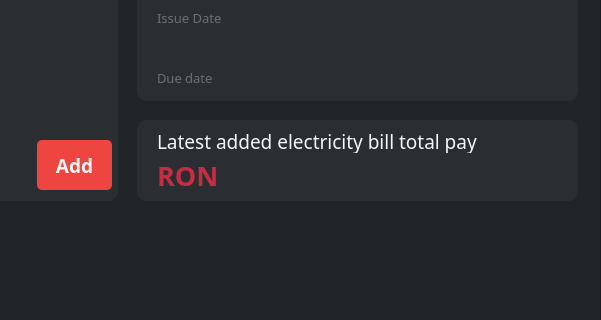
First picture: the form in billy_ui.ui, repository TiberiuMatei/BillyApp, before the edit; both pictures show x 703 to 1304 and y 380 to 700 of the 1304 by 909 pixel window.
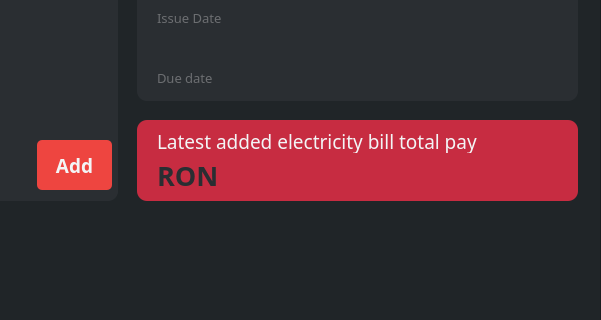
Second picture: the form after the edit. The open tabs and pages were chosen to show the change. Icons and pictures are not drawn.

Patch:
```diff
--- a/billy_ui.ui
+++ b/billy_ui.ui
@@ -1687,7 +1687,7 @@
             <property name="styleSheet">
              <string notr="true">QFrame{
 	border-radius: 10px;	
-	background-color: #2a2e32;
+	background-color: #C72C41;;
 }</string>
             </property>
             <property name="frameShape">
@@ -1740,7 +1740,7 @@
               </font>
              </property>
              <property name="styleSheet">
-              <string notr="true">color: #EE4540;</string>
+              <string notr="true">color: #f3f5f6;</string>
              </property>
              <property name="text">
               <string/>
@@ -1764,7 +1764,7 @@
               </font>
              </property>
              <property name="styleSheet">
-              <string notr="true">color: #C72C41;</string>
+              <string notr="true">color: #2a2e32;</string>
              </property>
              <property name="text">
               <string>RON</string>
```
